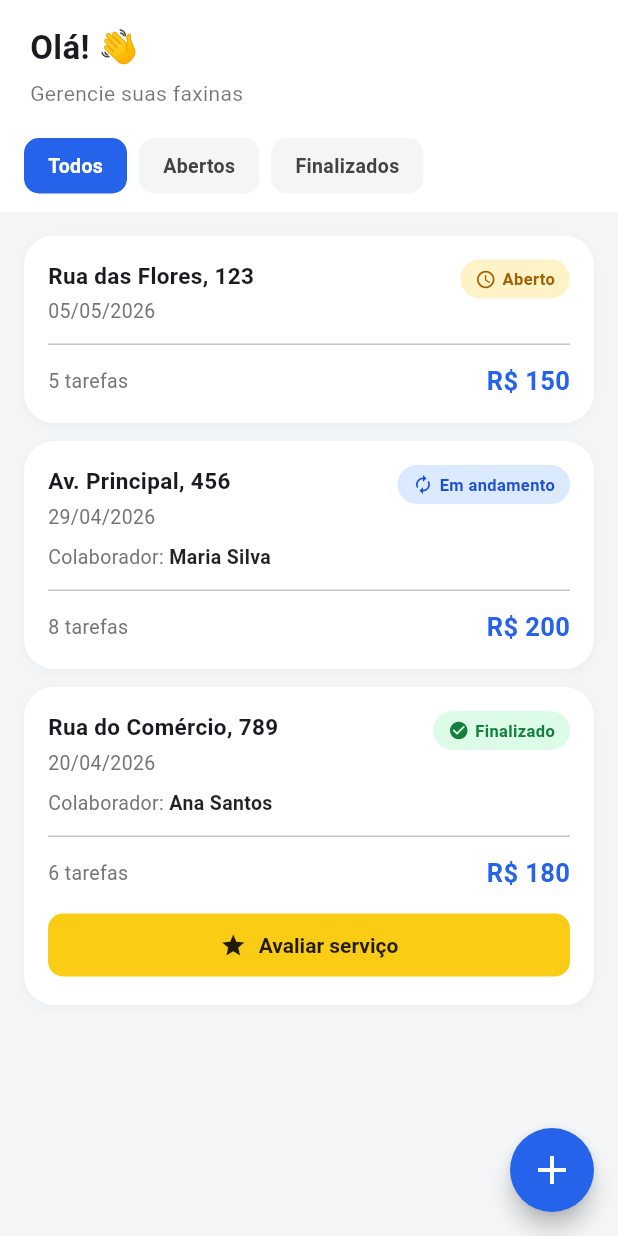
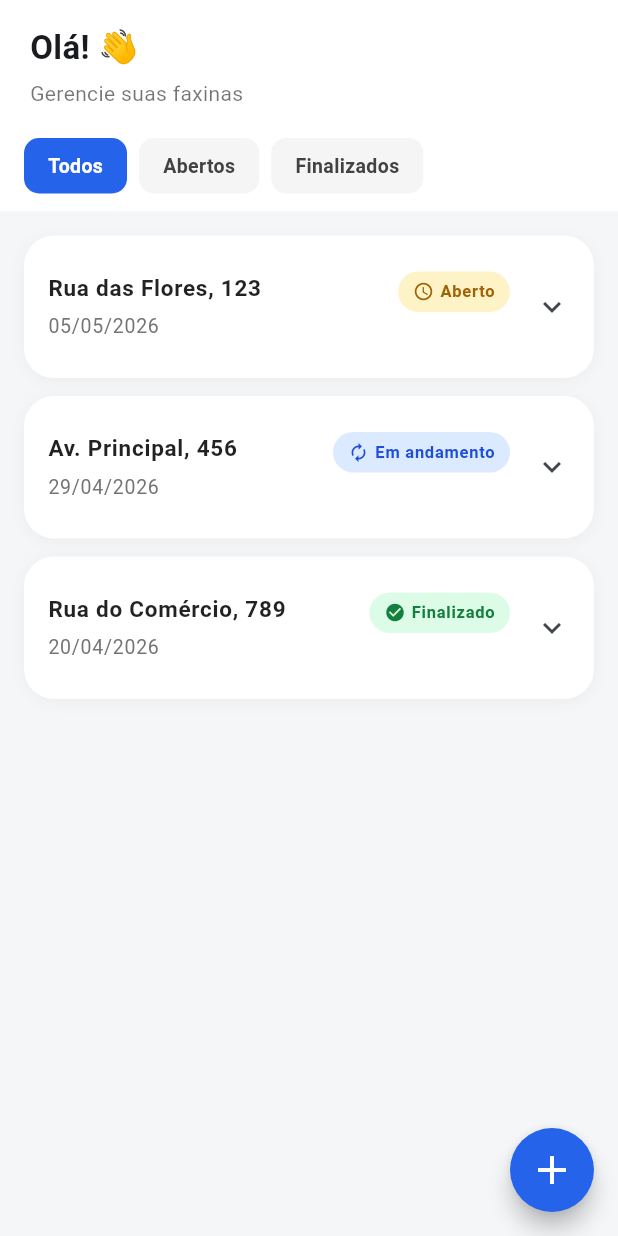
Before and after one commit to sarasdantas/AppLP3, a Flutter app: the ClienteDashboardPage screen opened by its route, on a phone screen of 412 x 824 dp. Run offline on Flutter 3.47's test engine with Material 3 defaults, Android fonts, the phone set to English and light mode, and no system bars; our stand-ins replace cloud_firestore, firebase_auth, firebase_core; accounts and stored records are empty.

Commit message:
ajuste de rotas de login colaboradora e checklist de tarefas

```diff
--- a/lib/cliente_dashboard.dart
+++ b/lib/cliente_dashboard.dart
@@ -1,6 +1,14 @@
 import 'package:flutter/material.dart';
 
 enum _StatusServico { aberto, emAndamento, finalizado }
+
+// 1. Criamos uma classe para representar cada tarefa individualmente
+class _Tarefa {
+  final String titulo;
+  bool concluida;
+
+  _Tarefa({required this.titulo, this.concluida = false});
+}
 
 class _Servico {
   final String id;
@@ -8,10 +16,11 @@ class _Servico {
   final String endereco;
   final int valor;
   final _StatusServico status;
-  final int tarefas;
+  // Alterado de 'int tarefas' para uma lista real de Objetos _Tarefa
+  final List<_Tarefa> tarefas;
   final String? colaborador;
 
-  const _Servico({
+  _Servico({
     required this.id,
     required this.data,
     required this.endereco,
@@ -34,14 +43,20 @@ class ClienteDashboardPage extends StatefulWidget {
 class _ClienteDashboardPageState extends State<ClienteDashboardPage> {
   _Aba _aba = _Aba.todos;
 
-  static const _servicos = <_Servico>[
+  // 2. Modificamos os dados de teste para conter listas de tarefas reais
+  // Removido o 'static const' para permitir que o estado mude ao flegar
+  final List<_Servico> _servicos = [
     _Servico(
       id: '1',
       data: '05/05/2026',
       endereco: 'Rua das Flores, 123',
       valor: 150,
       status: _StatusServico.aberto,
-      tarefas: 5,
+      tarefas: [
+        _Tarefa(titulo: 'Lavar a louça'),
+        _Tarefa(titulo: 'Limpar as janelas'),
+        _Tarefa(titulo: 'Aspirar a sala'),
+      ],
     ),
     _Servico(
       id: '2',
@@ -49,8 +64,12 @@ class _ClienteDashboardPageState extends State<ClienteDashboardPage> {
       endereco: 'Av. Principal, 456',
       valor: 200,
       status: _StatusServico.emAndamento,
-      tarefas: 8,
       colaborador: 'Maria Silva',
+      tarefas: [
+        _Tarefa(titulo: 'Limpar banheiro principal', concluida: true),
+        _Tarefa(titulo: 'Trocar roupas de cama'),
+        _Tarefa(titulo: 'Passar pano no chão'),
+      ],
     ),
     _Servico(
       id: '3',
@@ -58,8 +77,11 @@ class _ClienteDashboardPageState extends State<ClienteDashboardPage> {
       endereco: 'Rua do Comércio, 789',
       valor: 180,
       status: _StatusServico.finalizado,
-      tarefas: 6,
       colaborador: 'Ana Santos',
+      tarefas: [
+        _Tarefa(titulo: 'Limpar cozinha', concluida: true),
+        _Tarefa(titulo: 'Limpar área de serviço', concluida: true),
+      ],
     ),
   ];
 
@@ -92,7 +114,7 @@ class _ClienteDashboardPageState extends State<ClienteDashboardPage> {
             Expanded(
               child: ListView.separated(
                 padding: const EdgeInsets.all(16),
-                itemCount: _filtrados.length,
+                itemCount: _filtrados.length, // Deixamos apenas uma vez
                 separatorBuilder: (_, __) => const SizedBox(height: 12),
                 itemBuilder: (context, i) => _buildCardServico(_filtrados[i]),
               ),
@@ -184,15 +206,10 @@ class _ClienteDashboardPageState extends State<ClienteDashboardPage> {
   }
 
   Widget _buildCardServico(_Servico s) {
-    return InkWell(
-      borderRadius: BorderRadius.circular(20),
-      onTap: () => Navigator.pushNamed(
-        context,
-        '/cliente/detalhes-servico',
-        arguments: _statusLabel(s.status),
-      ),
-      child: Container(
-        padding: const EdgeInsets.all(16),
+    // Calculando dinamicamente a quantidade de tarefas concluídas
+    final concluidas = s.tarefas.where((t) => t.concluida).length;
+
+    return Container(
       decoration: BoxDecoration(
         color: Colors.white,
         borderRadius: BorderRadius.circular(20),
@@ -204,10 +221,16 @@ class _ClienteDashboardPageState extends State<ClienteDashboardPage> {
           ),
         ],
       ),
-        child: Column(
-          crossAxisAlignment: CrossAxisAlignment.start,
-          children: [
-            Row(
+      child: Theme(
+        // Remove as bordas que o ExpansionTile coloca por padrão ao expandir
+        data: Theme.of(context).copyWith(dividerColor: Colors.transparent),
+        child: ExpansionTile(
+          shape: RoundedRectangleBorder(borderRadius: BorderRadius.circular(20)),
+          collapsedShape: RoundedRectangleBorder(borderRadius: BorderRadius.circular(20)),
+          tilePadding: const EdgeInsets.all(16),
+          childrenPadding: const EdgeInsets.fromLTRB(16, 0, 16, 16),
+          // Cabeçalho do Card
+          title: Row(
             crossAxisAlignment: CrossAxisAlignment.start,
             children: [
               Expanded(
@@ -219,6 +242,7 @@ class _ClienteDashboardPageState extends State<ClienteDashboardPage> {
                       style: const TextStyle(
                         fontSize: 15,
                         fontWeight: FontWeight.bold,
+                        color: Colors.black87,
                       ),
                     ),
                     const SizedBox(height: 4),
@@ -235,15 +259,16 @@ class _ClienteDashboardPageState extends State<ClienteDashboardPage> {
               _badgeStatus(s.status),
             ],
           ),
+          // Corpo do Card que expande
+          children: [
             if (s.colaborador != null) ...[
-              const SizedBox(height: 8),
-              Text.rich(
+              const SizedBox(height: 4),
+              Align(
+                alignment: Alignment.centerLeft,
+                child: Text.rich(
                   TextSpan(
                     text: 'Colaborador: ',
-                  style: TextStyle(
-                    fontSize: 13,
-                    color: Colors.grey.shade600,
-                  ),
+                    style: TextStyle(fontSize: 13, color: Colors.grey.shade600),
                     children: [
                       TextSpan(
                         text: s.colaborador,
@@ -255,18 +280,58 @@ class _ClienteDashboardPageState extends State<ClienteDashboardPage> {
                     ],
                   ),
                 ),
+              ),
             ],
+
             const SizedBox(height: 12),
             const Divider(height: 1),
+            const SizedBox(height: 8),
+
+            // ── LISTA DE TAREFAS DE FLEGAS (Modificação Principal) ──
+            Align(
+              alignment: Alignment.centerLeft,
+              child: Text(
+                'Lista de Tarefas:',
+                style: TextStyle(fontSize: 14, fontWeight: FontWeight.bold, color: Colors.grey.shade700),
+              ),
+            ),
+            const SizedBox(height: 4),
+            ...s.tarefas.map((tarefa) {
+              return CheckboxListTile(
+                title: Text(
+                  tarefa.titulo,
+                  style: TextStyle(
+                    fontSize: 14,
+                    decoration: tarefa.concluida ? TextDecoration.lineThrough : null,
+                    color: tarefa.concluida ? Colors.grey : Colors.black87,
+                  ),
+                ),
+                value: tarefa.concluida,
+                dense: true,
+                controlAffinity: ListTileControlAffinity.leading,
+                contentPadding: EdgeInsets.zero,
+                activeColor: const Color(0xFF2563EB),
+                onChanged: (bool? valor) {
+                  // Atualiza o estado da flag de check/uncheck
+                  setState(() {
+                    tarefa.concluida = valor ?? false;
+                  });
+                },
+              );
+            }).toList(),
+
+            const Divider(height: 1),
             const SizedBox(height: 12),
+
             Row(
               mainAxisAlignment: MainAxisAlignment.spaceBetween,
               children: [
                 Text(
-                  '${s.tarefas} tarefas',
+                  '$concluidas de ${s.tarefas.length} tarefas feitas',
                   style: TextStyle(
                     fontSize: 13,
                     color: Colors.grey.shade600,
+                    fontWeight: FontWeight.w500,
                   ),
                 ),
                 Text(
@@ -279,8 +344,30 @@ class _ClienteDashboardPageState extends State<ClienteDashboardPage> {
                 ),
               ],
             ),
+
+            // Se precisar navegar para a tela de detalhes completa
+            const SizedBox(height: 12),
+            Row(
+              children: [
+                Expanded(
+                  child: OutlinedButton(
+                    onPressed: () => Navigator.pushNamed(
+                      context,
+                      '/cliente/detalhes-servico',
+                      arguments: {'status': _statusLabel(s.status), 'tarefas': s.tarefas},
+                    ),
+                    style: OutlinedButton.styleFrom(
+                      side: const BorderSide(color: Color(0xFF2563EB)),
+                      shape: RoundedRectangleBorder(borderRadius: BorderRadius.circular(10)),
+                    ),
+                    child: const Text('Ver todos os detalhes', style: TextStyle(color: Color(0xFF2563EB))),
+                  ),
+                ),
+              ],
+            ),
+
             if (s.status == _StatusServico.finalizado) ...[
-              const SizedBox(height: 12),
+              const SizedBox(height: 8),
               SizedBox(
                 width: double.infinity,
                 child: ElevatedButton.icon(
--- a/lib/login.dart
+++ b/lib/login.dart
@@ -62,8 +62,10 @@ class _LoginPageState extends State<LoginPage> {
         return;
       }
 
+      // '/colaborador_feed_oportunidades'
       final rotaDestino =
-          tipoReal == 'colaborador' ? '/colaborador/feed' : '/cliente/dashboard';
+          tipoReal == 'colaborador' ? '/colaborador_feed_oportunidades' : '/cliente/dashboard';
+
       Navigator.pushReplacementNamed(context, rotaDestino);
     } on FirebaseAuthException catch (ex) {
       String mensagem = ex.message ?? 'Erro ao fazer login.';
```
Also changed, not shown: pubspec.lock, 12 other files. Lines whose indentation alone changed are shown as unchanged.
